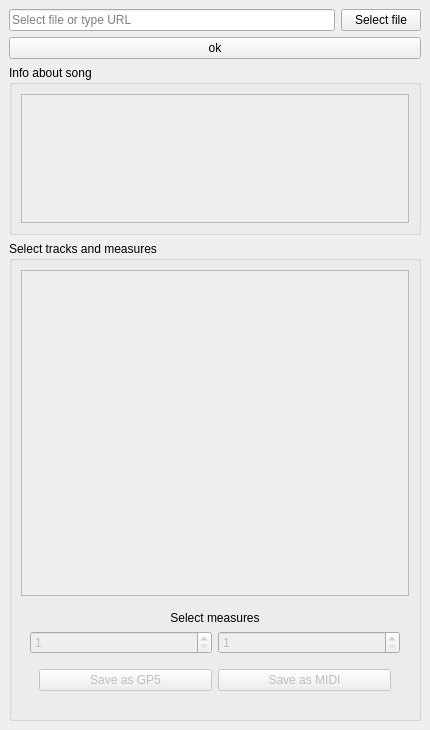
Old version of the form window.ui in the repository 4DERT/SimpleTablatureEditor.
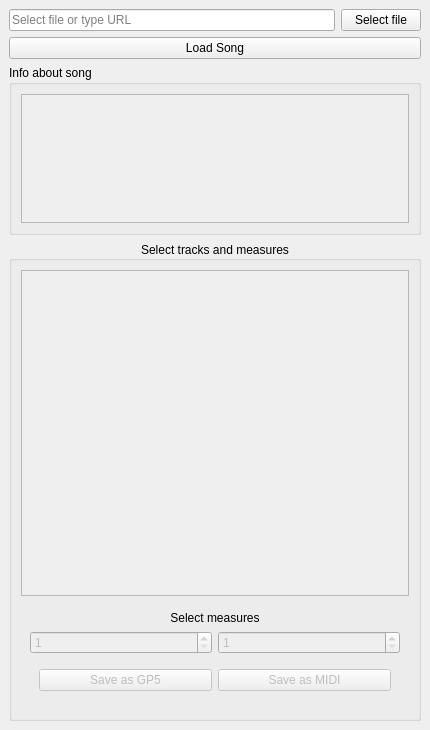
New version of the form. Icons and pictures are not drawn.

Commit message: add program name and icon

The edit to the form file:
```diff
--- a/window.ui
+++ b/window.ui
@@ -20,6 +20,9 @@
       <property name="title">
        <string>Select tracks and measures</string>
       </property>
+      <property name="alignment">
+       <set>Qt::AlignCenter</set>
+      </property>
       <layout class="QVBoxLayout" name="verticalLayout">
        <item>
         <widget class="QScrollArea" name="scrollArea_2">
@@ -182,7 +185,7 @@
     <item row="1" column="0" colspan="2">
      <widget class="QPushButton" name="button_ok">
       <property name="text">
-       <string>ok</string>
+       <string>Load Song</string>
       </property>
      </widget>
     </item>
```
Left out of the diff: 6 changed lines with no effect on the pictures. The commit also changes 2 other files.
